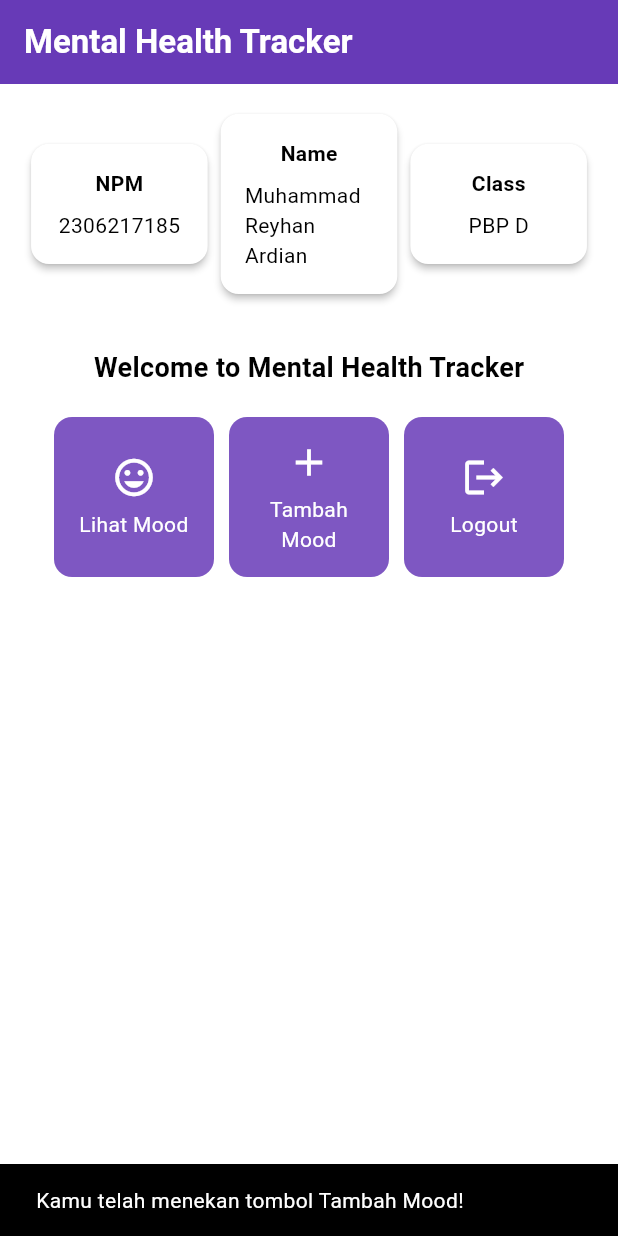
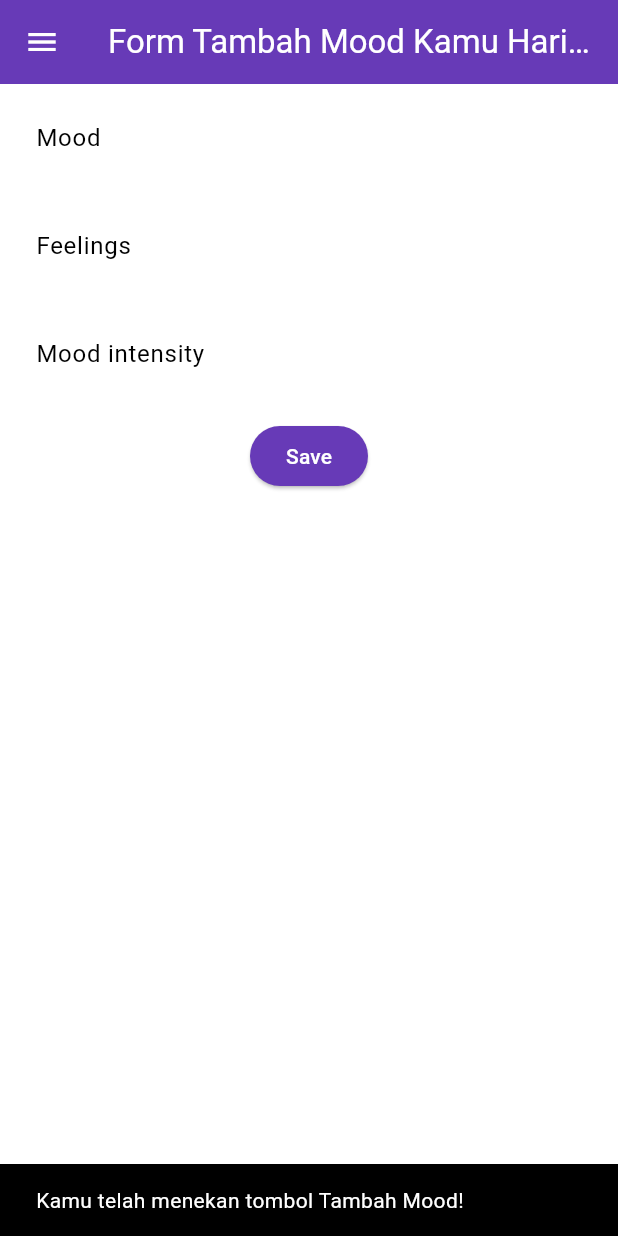
Before and after one commit to reyhanardian16/mental-health-tracker-mobile, a Flutter app: the screen it shows after launch, after a tap on "Tambah Mood", on a phone screen of 412 x 824 dp. Run offline on Flutter 3.47's test engine with Material 3 defaults, Android fonts, the phone set to English and light mode, and no system bars.

Commit message:
tutorial 7 selesai

```diff
--- a/lib/main.dart
+++ b/lib/main.dart
@@ -1,5 +1,5 @@
 import 'package:flutter/material.dart';
-import 'package:mental_health_tracker/menu.dart';
+import 'package:mental_health_tracker/screens/menu.dart';
 
 void main() {
   runApp(const MyApp());
--- a/lib/menu.dart
+++ b/lib/screens/menu.dart
@@ -1,4 +1,6 @@
 import 'package:flutter/material.dart';
+import 'package:mental_health_tracker/widgets/left_drawer.dart';
+import 'package:mental_health_tracker/widgets/mood_card.dart';
 
 class MyHomePage extends StatelessWidget {
   final String npm = '2306217185'; // NPM
@@ -28,7 +30,11 @@ class MyHomePage extends StatelessWidget {
         ),
         // Warna latar belakang AppBar diambil dari skema warna tema aplikasi.
         backgroundColor: Theme.of(context).colorScheme.primary,
+        // Mengganti warna icon drawer menjadi putih
+        iconTheme: const IconThemeData(color: Colors.white),
       ),
+      // Masukkan drawer sebagai parameter nilai drawer dari widget Scaffold
+      drawer: const LeftDrawer(),
       // Body halaman dengan padding di sekelilingnya.
       body: Padding(
         padding: const EdgeInsets.all(16.0),
@@ -90,16 +96,13 @@ class MyHomePage extends StatelessWidget {
       ),
     );
   }
-
-
-
 }
 
 class InfoCard extends StatelessWidget {
   // Kartu informasi yang menampilkan title dan content.
 
-  final String title;  // Judul kartu.
-  final String content;  // Isi kartu.
+  final String title; // Judul kartu.
+  final String content; // Isi kartu.
 
   const InfoCard({super.key, required this.title, required this.content});
 
@@ -110,7 +113,8 @@ class InfoCard extends StatelessWidget {
       elevation: 2.0,
       child: Container(
         // Mengatur ukuran dan jarak di dalam kartu.
-        width: MediaQuery.of(context).size.width / 3.5, // menyesuaikan dengan lebar device yang digunakan.
+        width: MediaQuery.of(context).size.width /
+            3.5, // menyesuaikan dengan lebar device yang digunakan.
         padding: const EdgeInsets.all(16.0),
         // Menyusun title dan content secara vertikal.
         child: Column(
@@ -127,64 +131,3 @@ class InfoCard extends StatelessWidget {
     );
   }
 }
-
-class ItemHomepage {
-    final String name;
-    final IconData icon;
-
-    ItemHomepage(this.name, this.icon);
-}
-
-class ItemCard extends StatelessWidget {
-  // Menampilkan kartu dengan ikon dan nama.
-
-  final ItemHomepage item;
-
-  const ItemCard(this.item, {super.key});
-
-  @override
-  Widget build(BuildContext context) {
-    return Material(
-      // Menentukan warna latar belakang dari tema aplikasi.
-      color: Theme.of(context).colorScheme.secondary,
-      // Membuat sudut kartu melengkung.
-      borderRadius: BorderRadius.circular(12),
-
-      child: InkWell(
-        // Aksi ketika kartu ditekan.
-        onTap: () {
-          // Menampilkan pesan SnackBar saat kartu ditekan.
-          ScaffoldMessenger.of(context)
-            ..hideCurrentSnackBar()
-            ..showSnackBar(
-              SnackBar(content: Text("Kamu telah menekan tombol ${item.name}!"))
-            );
-        },
-        // Container untuk menyimpan Icon dan Text
-        child: Container(
-          padding: const EdgeInsets.all(8),
-          child: Center(
-            child: Column(
-              // Menyusun ikon dan teks di tengah kartu.
-              mainAxisAlignment: MainAxisAlignment.center,
-              children: [
-                Icon(
-                  item.icon,
-                  color: Colors.white,
-                  size: 30.0,
-                ),
-                const Padding(padding: EdgeInsets.all(3)),
-                Text(
-                  item.name,
-                  textAlign: TextAlign.center,
-                  style: const TextStyle(color: Colors.white),
-                ),
-              ],
-            ),
-          ),
-        ),
-      ),
-    );
-  }
-
-}
--- /dev/null
+++ b/lib/screens/moodentry_form.dart
@@ -0,0 +1,186 @@
+import 'package:flutter/material.dart';
+import 'package:mental_health_tracker/widgets/left_drawer.dart';
+
+class MoodEntryFormPage extends StatefulWidget {
+  const MoodEntryFormPage({super.key});
+
+  @override
+  State<MoodEntryFormPage> createState() => _MoodEntryFormPageState();
+}
+
+class _MoodEntryFormPageState extends State<MoodEntryFormPage> {
+  final _formKey = GlobalKey<FormState>();
+  String _mood = "";
+  String _feelings = "";
+  int _moodIntensity = 0;
+
+  @override
+  Widget build(BuildContext context) {
+    return Scaffold(
+      appBar: AppBar(
+        title: const Center(
+          child: Text(
+            'Form Tambah Mood Kamu Hari ini',
+          ),
+        ),
+        backgroundColor: Theme.of(context).colorScheme.primary,
+        foregroundColor: Colors.white,
+      ),
+      drawer: const LeftDrawer(),
+      body: Form(
+        key: _formKey,
+        child: SingleChildScrollView(
+            child: Column(
+          crossAxisAlignment: CrossAxisAlignment.start,
+          children: [
+            Padding(
+              padding: const EdgeInsets.all(8.0),
+              child: TextFormField(
+                decoration: InputDecoration(
+                  hintText: "Mood",
+                  labelText: "Mood",
+                  border: OutlineInputBorder(
+                    borderRadius: BorderRadius.circular(5.0),
+                  ),
+                ),
+                onChanged: (String? value) {
+                  setState(() {
+                    _mood = value!;
+                  });
+                },
+                validator: (String? value) {
+                  if (value == null || value.isEmpty) {
+                    return "Mood tidak boleh kosong!";
+                  }
+                  return null;
+                },
+              ),
+            ),
+            Padding(
+              padding: const EdgeInsets.all(8.0),
+              child: TextFormField(
+                decoration: InputDecoration(
+                  hintText: "Feelings",
+                  labelText: "Feelings",
+                  border: OutlineInputBorder(
+                    borderRadius: BorderRadius.circular(5.0),
+                  ),
+                ),
+                onChanged: (String? value) {
+                  setState(() {
+                    _feelings = value!;
+                  });
+                },
+                validator: (String? value) {
+                  if (value == null || value.isEmpty) {
+                    return "Feelings tidak boleh kosong!";
+                  }
+                  return null;
+                },
+              ),
+            ),
+            Padding(
+              padding: const EdgeInsets.all(8.0),
+              child: TextFormField(
+                decoration: InputDecoration(
+                  hintText: "Mood intensity",
+                  labelText: "Mood intensity",
+                  border: OutlineInputBorder(
+                    borderRadius: BorderRadius.circular(5.0),
+                  ),
+                ),
+                onChanged: (String? value) {
+                  setState(() {
+                    _moodIntensity = int.tryParse(value!) ?? 0;
+                  });
+                },
+                validator: (String? value) {
+                  if (value == null || value.isEmpty) {
+                    return "Mood intensity tidak boleh kosong!";
+                  }
+                  if (int.tryParse(value) == null) {
+                    return "Mood intensity harus berupa angka!";
+                  }
+                  return null;
+                },
+              ),
+            ),
+            Align(
+              alignment: Alignment.bottomCenter,
+              child: Padding(
+                padding: const EdgeInsets.all(8.0),
+                child: ElevatedButton(
+                  style: ButtonStyle(
+                    backgroundColor: WidgetStateProperty.all(
+                        Theme.of(context).colorScheme.primary),
+                  ),
+                  onPressed: () {
+                    if (_formKey.currentState!.validate()) {
+                      showDialog(
+                        context: context,
+                        builder: (context) {
+                          return AlertDialog(
+                            title: const Text('Mood berhasil tersimpan'),
+                            content: SingleChildScrollView(
+                              child: Column(
+                                crossAxisAlignment: CrossAxisAlignment.start,
+                                children: [
+                                  Text('Mood: $_mood'),
+                                  // TODO: Munculkan value-value lainnya
+                                ],
+                              ),
+                            ),
+                            actions: [
+                              TextButton(
+                                child: const Text('OK'),
+                                onPressed: () {
+                                  Navigator.pop(context);
+                                  _formKey.currentState!.reset();
+                                },
+                              ),
+                            ],
+                          );
+                        },
+                      );
+                      showDialog(
+                        context: context,
+                        builder: (context) {
+                          return AlertDialog(
+                            title: const Text('Mood berhasil tersimpan'),
+                            content: SingleChildScrollView(
+                              child: Column(
+                                crossAxisAlignment: CrossAxisAlignment.start,
+                                children: [
+                                  Text('Mood: $_mood'),
+                                  Text('Feelings: $_feelings'),
+                                  Text('Intensity: $_moodIntensity'),
+                                ],
+                              ),
+                            ),
+                            actions: [
+                              TextButton(
+                                child: const Text('OK'),
+                                onPressed: () {
+                                  Navigator.pop(context);
+                                  _formKey.currentState!.reset();
+                                },
+                              ),
+                            ],
+                          );
+                        },
+                      );
+                    }
+                  },
+                  child: const Text(
+                    "Save",
+                    style: TextStyle(color: Colors.white),
+                  ),
+                ),
+              ),
+            ),
+          ],
+        )),
+      ),
+    );
+  }
+}
--- /dev/null
+++ b/lib/widgets/left_drawer.dart
@@ -0,0 +1,66 @@
+import 'package:flutter/material.dart';
+import 'package:mental_health_tracker/screens/menu.dart';
+import 'package:mental_health_tracker/screens/moodentry_form.dart';
+
+class LeftDrawer extends StatelessWidget {
+  const LeftDrawer({super.key});
+
+  @override
+  Widget build(BuildContext context) {
+    return Drawer(
+      child: ListView(
+        children: [
+          DrawerHeader(
+            decoration: BoxDecoration(
+              color: Theme.of(context).colorScheme.primary,
+            ),
+            child: const Column(
+              children: [
+                Text(
+                  'Mental Health Tracker',
+                  textAlign: TextAlign.center,
+                  style: TextStyle(
+                    fontSize: 24,
+                    fontWeight: FontWeight.bold,
+                    color: Colors.white,
+                  ),
+                ),
+                Padding(padding: EdgeInsets.all(8)),
+                Text("Ayo jaga kesehatan mentalmu setiap hari disini!",
+                    textAlign: TextAlign.center,
+                    style: TextStyle(
+                      fontSize: 15,
+                      fontWeight: FontWeight.normal,
+                      color: Colors.white,
+                    )),
+              ],
+            ),
+          ),
+          ListTile(
+            leading: const Icon(Icons.home_outlined),
+            title: const Text('Halaman Utama'),
+            // Bagian redirection ke MyHomePage
+            onTap: () {
+              Navigator.pushReplacement(
+                  context,
+                  MaterialPageRoute(
+                    builder: (context) => MyHomePage(),
+                  ));
+            },
+          ),
+          ListTile(
+            leading: const Icon(Icons.mood),
+            title: const Text('Tambah Mood'),
+            // Bagian redirection ke MoodEntryFormPage
+            onTap: () {
+              Navigator.push(
+                  context,
+                  MaterialPageRoute(
+                      builder: (context) => const MoodEntryFormPage()));
+            },
+          ),
+        ],
+      ),
+    );
+  }
+}
--- /dev/null
+++ b/lib/widgets/mood_card.dart
@@ -0,0 +1,68 @@
+import 'package:flutter/material.dart';
+import 'package:mental_health_tracker/screens/moodentry_form.dart';
+
+class ItemHomepage {
+  final String name;
+  final IconData icon;
+
+  ItemHomepage(this.name, this.icon);
+}
+
+class ItemCard extends StatelessWidget {
+  // Menampilkan kartu dengan ikon dan nama.
+
+  final ItemHomepage item;
+
+  const ItemCard(this.item, {super.key});
+
+  @override
+  Widget build(BuildContext context) {
+    return Material(
+      // Menentukan warna latar belakang dari tema aplikasi.
+      color: Theme.of(context).colorScheme.secondary,
+      // Membuat sudut kartu melengkung.
+      borderRadius: BorderRadius.circular(12),
+
+      child: InkWell(
+        // Aksi ketika kartu ditekan.
+        onTap: () {
+          // Menampilkan pesan SnackBar saat kartu ditekan.
+          ScaffoldMessenger.of(context)
+            ..hideCurrentSnackBar()
+            ..showSnackBar(SnackBar(
+                content: Text("Kamu telah menekan tombol ${item.name}!")));
+
+          // Navigate ke route yang sesuai (tergantung jenis tombol)
+          if (item.name == "Tambah Mood") {
+            Navigator.push(
+              context,
+              MaterialPageRoute(builder: (context) => const MoodEntryFormPage()));
+          }
+        },
+        // Container untuk menyimpan Icon dan Text
+        child: Container(
+          padding: const EdgeInsets.all(8),
+          child: Center(
+            child: Column(
+              // Menyusun ikon dan teks di tengah kartu.
+              mainAxisAlignment: MainAxisAlignment.center,
+              children: [
+                Icon(
+                  item.icon,
+                  color: Colors.white,
+                  size: 30.0,
+                ),
+                const Padding(padding: EdgeInsets.all(3)),
+                Text(
+                  item.name,
+                  textAlign: TextAlign.center,
+                  style: const TextStyle(color: Colors.white),
+                ),
+              ],
+            ),
+          ),
+        ),
+      ),
+    );
+  }
+}
```
